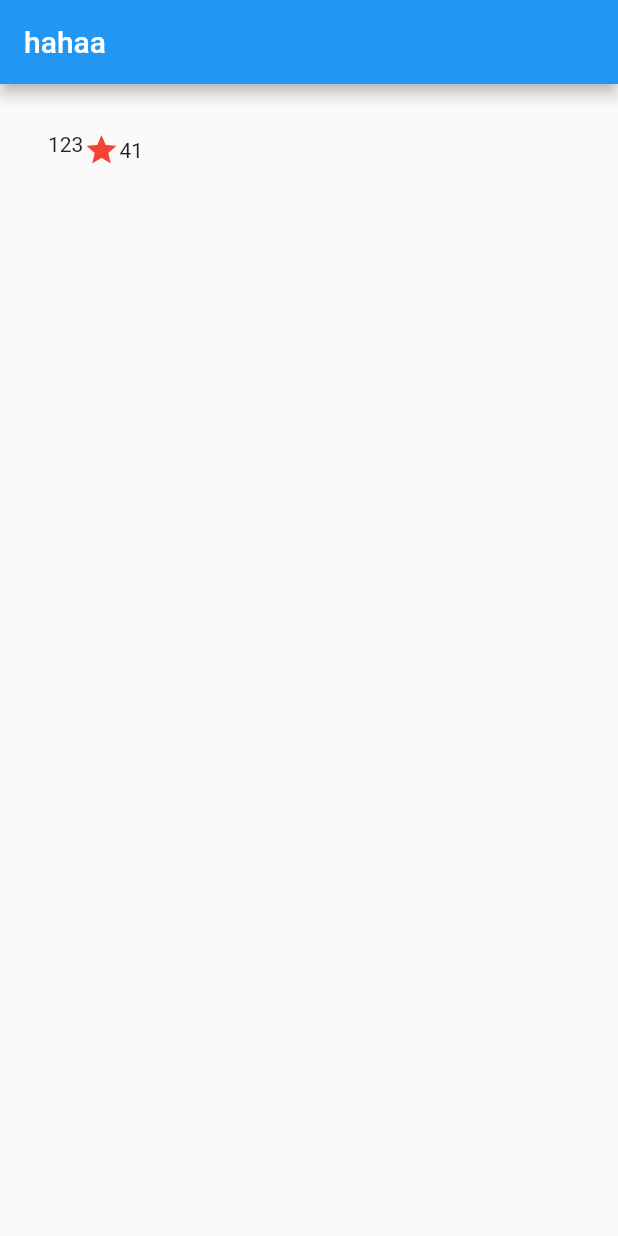
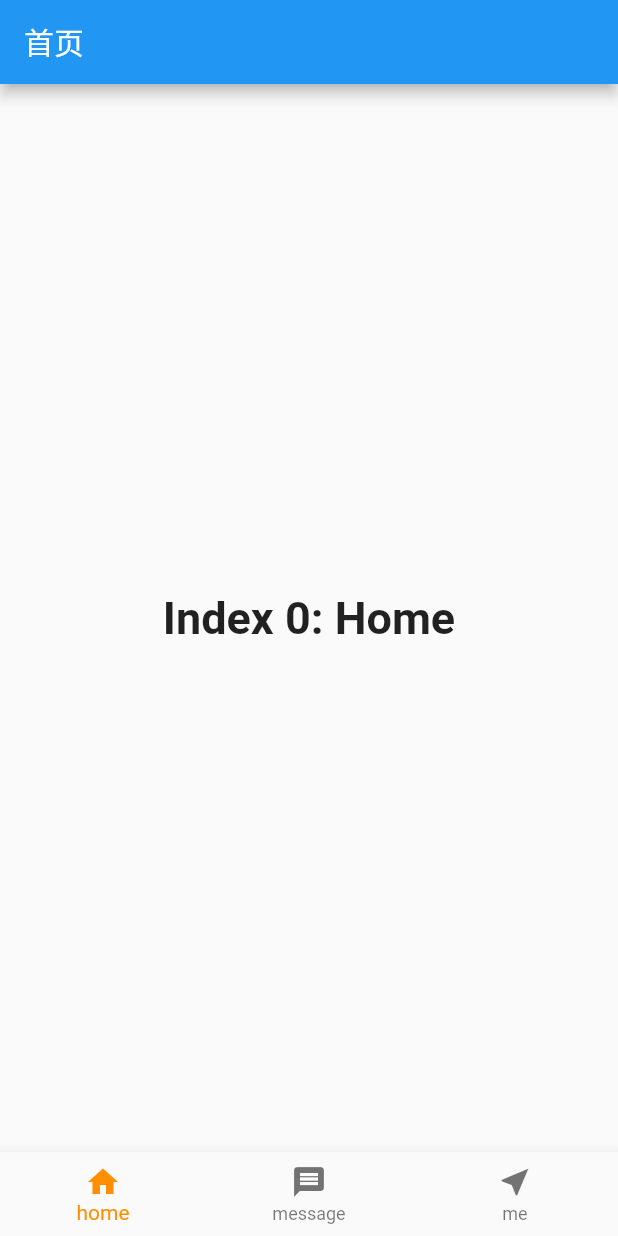
Before and after one commit to flutterlearndemo/flutter_shop, a Flutter app: the screen it shows after launch, on a phone screen of 412 x 824 dp. Run offline on Flutter 3.47's test engine with Material 2 defaults, Android fonts, the phone set to English and light mode, and no system bars.

Commit message:
首页搭建

```diff
--- a/lib/home.dart
+++ b/lib/home.dart
@@ -1,29 +1,70 @@
 import 'package:flutter/material.dart';
 
-class homePage extends StatelessWidget {
-  homePage() : super();
+class HomePage extends StatelessWidget {
+  HomePage() : super();
+
+  static const String _title = 'flutter shop';
+
+  @override
+  Widget build(BuildContext context) {
+    return MaterialApp(
+      title: _title,
+      home: TabPage(),
+    );
+  }
+}
+
+class TabPage extends StatefulWidget {
+  TabPage({Key key}) : super(key: key);
+
+  @override
+  _MyTabStetefulWidgetState createState() => _MyTabStetefulWidgetState();
+}
+
+class _MyTabStetefulWidgetState extends State<TabPage> {
+  int _selectIndex = 0;
+  static const TextStyle optionStyle =
+      TextStyle(fontSize: 30, fontWeight: FontWeight.bold);
+  static const List<Widget> _widgetOptions = <Widget>[
+    Text(
+      'Index 0: Home',
+      style: optionStyle,
+    ),
+    Text(
+      'Index 1: Message',
+      style: optionStyle,
+    ),
+    Text(
+      'Index 2: Me',
+      style: optionStyle,
+    )
+  ];
+
+  void _onItemTapped(int index) {
+    setState(() {
+      _selectIndex = index;
+    });
+  }
 
   @override
   Widget build(BuildContext context) {
     return Scaffold(
       appBar: AppBar(
-        title: Text("hahaa"),
+        title: const Text("首页"),
       ),
-      body: new Container(
-        padding: const EdgeInsets.all(32.0),
-        child: new Row(
-          children: [
-            new Container(
-              padding: const EdgeInsets.only(bottom: 8.0),
-              child: new Text("123"),
-            ),
-            new Icon(
-              Icons.star,
-              color: Colors.red,
-            ),
-            new Text("41")
-          ],
-        ),
+      body: Center(
+        child: _widgetOptions.elementAt(_selectIndex),
+      ),
+      bottomNavigationBar: BottomNavigationBar(
+        items: const <BottomNavigationBarItem>[
+          BottomNavigationBarItem(icon: Icon(Icons.home), title: Text("home")),
+          BottomNavigationBarItem(
+              icon: Icon(Icons.message), title: Text("message")),
+          BottomNavigationBarItem(icon: Icon(Icons.near_me), title: Text("me"))
+        ],
+        currentIndex: _selectIndex,
+        selectedItemColor: Colors.amber[800],
+        onTap: _onItemTapped,
       ),
     );
   }
--- a/lib/main.dart
+++ b/lib/main.dart
@@ -24,43 +24,48 @@ class MySplashPage extends StatefulWidget {
 
   @override
   _SplashPageState createState() => _SplashPageState();
+
 }
 
 class _SplashPageState extends State {
-  Timer timer;
+//  Timer timer;
+
+
+  @override
+  void dispose() {
+    //页面销毁时
+//    timer.cancel();
+    super.dispose();
+  }
 
   @override
   void initState() {
     super.initState();
     //首次调用,只调用一次
-    timer =  new Timer(const Duration(milliseconds: 1500),(){
-      //定时器完成时的回调
-      Navigator.of(context).pushAndRemoveUntil(new MaterialPageRoute(
-          builder: (BuildContext context) => new homePage()), (//跳转到主页
-          Route route) => route == null);
+//    timer = new Timer(const Duration(milliseconds: 1500), () {
+//      //定时器完成时的回调
+//      Navigator.of(context).pushAndRemoveUntil(new MaterialPageRoute(
+//          builder: (BuildContext context) => new homePage()), ( //跳转到主页
+//          Route route) => route == null);
+//    });
+    new Future.delayed(const Duration(seconds: 2, milliseconds: 500), () {
+      Navigator.of(context).pushAndRemoveUntil(
+          new MaterialPageRoute(
+              builder: (BuildContext context) => new HomePage()),
+              ( //跳转到主页
+              Route route) =>
+          route == null);
+      return true;
     });
-//    new Future.delayed(const Duration(seconds: 2, milliseconds: 500), () {
-//      Navigator.of(context).pushAndRemoveUntil(
-//          new MaterialPageRoute(
-//              builder: (BuildContext context) => new homePage()),
-//          ( //跳转到主页
-//                  Route route) =>
-//              route == null);
-//      return true;
-//    });
-  }
-
-  @override
-  void dispose() {
-    //页面销毁时
-    timer.cancel();
-    super.dispose();
   }
 
   @override
   Widget build(BuildContext context) {
     return Scaffold(
-      body: new Image.asset("images/splash.jpg"),
+      body: new Center(
+        child: new Image.asset("images/splash.jpg"),
+
+      )
     );
   }
 }
```
